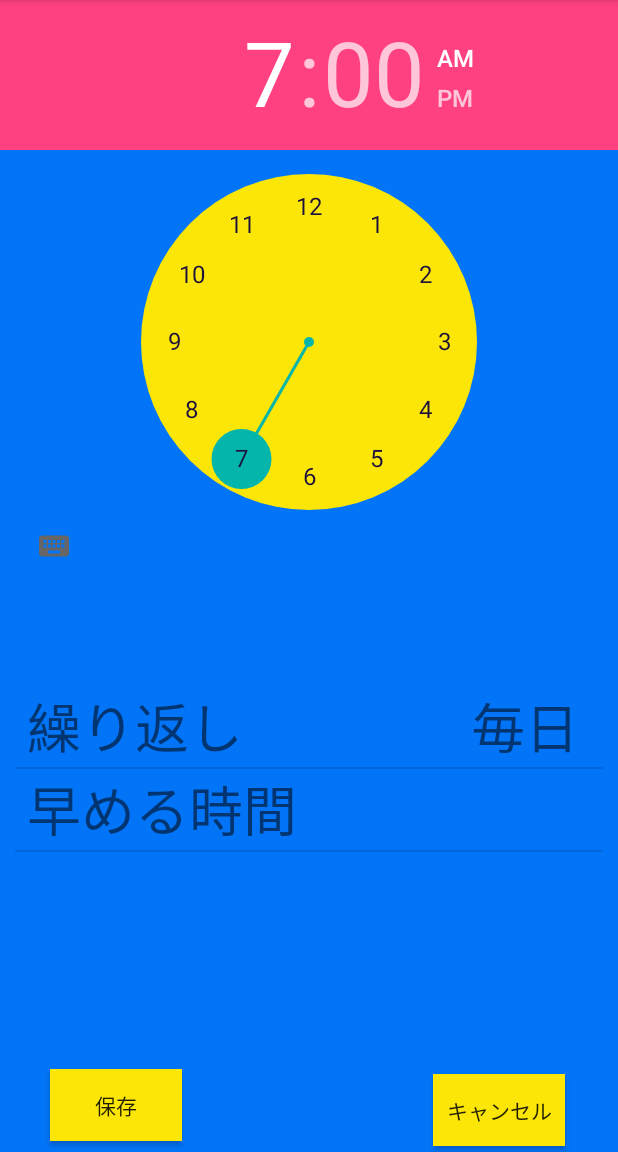
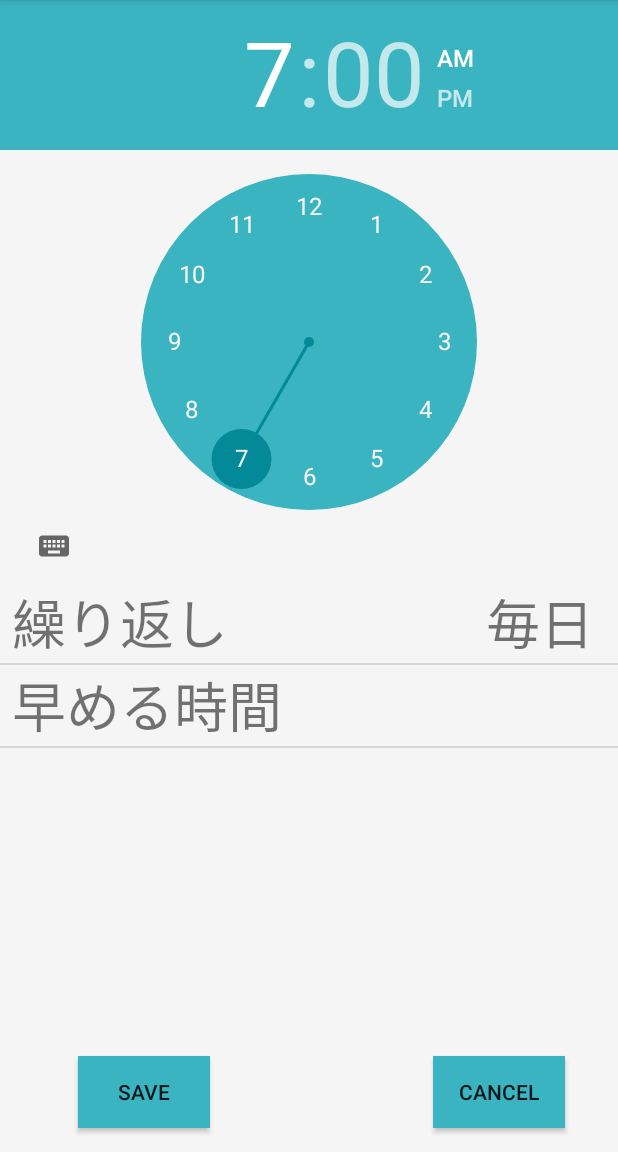
Before and after one commit to Team-TEMAEMISO/AlarmClock, an Android app: the SettingsActivity screen opened directly, with no data from a screen before it, on a phone screen of 412 x 824 dp, the part 84-1236 px from its top. Run offline under Robolectric (Android 15) with nearby library versions, the light colour scheme and no system bars.

Commit message:
配色変更

```diff
--- a/src/WeatherAlarm/app/src/main/res/layout/activity_alarm_settings.xml
+++ b/src/WeatherAlarm/app/src/main/res/layout/activity_alarm_settings.xml
@@ -4,7 +4,7 @@
     xmlns:tools="http://schemas.android.com/tools"
     android:layout_width="match_parent"
     android:layout_height="match_parent"
-    android:background="#0274F7"
+    android:background="#F6F5F5"
     android:orientation="vertical"
     android:weightSum="1"
     tools:layout_editor_absoluteX="0dp"
@@ -14,11 +14,11 @@
         android:id="@+id/save"
         android:layout_width="wrap_content"
         android:layout_height="wrap_content"
-        android:layout_marginBottom="7dp"
-        android:layout_marginLeft="30dp"
-        android:layout_marginStart="33dp"
-        android:background="#FBE608"
-        android:text="保存"
+        android:layout_marginBottom="16dp"
+        android:layout_marginLeft="52dp"
+        android:layout_marginStart="52dp"
+        android:background="#3BB4C1"
+        android:text="save"
         app:layout_constraintBottom_toBottomOf="parent"
         app:layout_constraintLeft_toLeftOf="parent"
         tools:layout_constraintBottom_creator="1"
@@ -26,66 +26,60 @@
 
     <Button
         android:id="@+id/cancel"
-        android:layout_width="wrap_content"
+        android:layout_width="88dp"
         android:layout_height="wrap_content"
-        android:layout_marginBottom="4dp"
+        android:layout_marginBottom="16dp"
         android:layout_marginEnd="35dp"
-        android:layout_marginRight="25dp"
-        android:background="#FBE608"
-        android:text="キャンセル"
+        android:background="#3BB4C1"
+        android:text="cancel"
         app:layout_constraintBottom_toBottomOf="parent"
         app:layout_constraintRight_toRightOf="parent"
         tools:layout_constraintBottom_creator="1"
         tools:layout_constraintRight_creator="1" />
 
 
+    <TimePicker
+        android:id="@+id/timePicker"
+        android:layout_width="wrap_content"
+        android:layout_height="wrap_content"
+        android:background="#F6F5F5"
+        android:headerBackground="#3BB4C1"
+        android:numbersBackgroundColor="#3BB4C1"
+        android:numbersInnerTextColor="#048998"
+        android:numbersSelectorColor="#048998"
+        android:numbersTextColor="#F6F5F5"
+        tools:layout_constraintLeft_creator="1"
+        tools:layout_constraintTop_creator="1"
+        tools:layout_editor_absoluteX="0dp"
+        tools:layout_editor_absoluteY="-10dp" />
+
     <ListView
         android:id="@+id/listView2"
-        android:layout_width="392dp"
-        android:layout_height="124dp"
-        android:layout_marginBottom="15dp"
-        android:layout_marginEnd="53dp"
-        android:layout_marginStart="53dp"
-        android:layout_marginTop="8dp"
-        android:background="#0274F7"
+        android:layout_width="0dp"
+        android:layout_height="112dp"
+        android:background="#F6F5F5"
         android:textColor="@android:color/background_light"
-        app:layout_constraintBottom_toTopOf="@+id/save"
         app:layout_constraintLeft_toLeftOf="parent"
         app:layout_constraintRight_toRightOf="parent"
         app:layout_constraintTop_toBottomOf="@+id/timePicker"
-        app:layout_constraintVertical_bias="0.347"
-        tools:layout_constraintBottom_creator="1"
         tools:layout_constraintLeft_creator="1"
         tools:layout_constraintRight_creator="1"
         tools:layout_constraintTop_creator="1" />
 
-    <TimePicker
-        android:id="@+id/timePicker"
-        android:layout_width="wrap_content"
-        android:layout_height="wrap_content"
-        android:background="#0274F7"
-        android:numbersBackgroundColor="#FBE608"
-        android:numbersInnerTextColor="#03B5AA"
-        android:numbersSelectorColor="#03B5AA"
-        android:numbersTextColor="#1D103D"
-        app:layout_constraintHorizontal_bias="0.0"
-        app:layout_constraintLeft_toLeftOf="parent"
-        app:layout_constraintRight_toRightOf="parent"
-        app:layout_constraintTop_toTopOf="parent" />
-
     <FrameLayout
         android:id="@+id/contents"
-        android:layout_width="0dp"
-        android:layout_height="0dp"
-        android:layout_marginEnd="6dp"
-        android:layout_marginStart="6dp"
+        android:layout_width="match_parent"
+        android:layout_height="match_parent"
+        android:layout_marginBottom="8dp"
+        android:layout_marginLeft="8dp"
+        android:layout_marginRight="8dp"
+        android:layout_marginTop="8dp"
         android:elevation="24dp"
         app:layout_constraintBottom_toBottomOf="parent"
         app:layout_constraintHorizontal_bias="0.0"
         app:layout_constraintLeft_toLeftOf="parent"
         app:layout_constraintRight_toRightOf="parent"
         app:layout_constraintTop_toTopOf="parent"
-        app:layout_constraintVertical_bias="0.0"
         tools:layout_constraintBottom_creator="1"
         tools:layout_constraintLeft_creator="1"
         tools:layout_constraintRight_creator="1"
--- a/src/WeatherAlarm/app/src/main/res/layout/fragment_wether_setting.xml
+++ b/src/WeatherAlarm/app/src/main/res/layout/fragment_wether_setting.xml
@@ -3,7 +3,7 @@
     xmlns:tools="http://schemas.android.com/tools"
     android:layout_width="match_parent"
     android:layout_height="match_parent"
-    android:background="#900274F7"
+    android:background="#B93BB4C1"
     android:clickable="true"
     android:elevation="1dp"
     tools:context=".RoopSettingFragment"
@@ -94,7 +94,7 @@
         android:layout_marginLeft="8dp"
         android:layout_marginRight="8dp"
         android:layout_marginTop="8dp"
-        android:background="#f0FBE608"
+        android:background="#f0048998"
         app:layout_constraintBottom_toTopOf="@+id/guideline6"
         app:layout_constraintHorizontal_bias="0.382"
         app:layout_constraintLeft_toLeftOf="@+id/guideline"
@@ -111,7 +111,7 @@
         android:layout_marginLeft="8dp"
         android:layout_marginRight="8dp"
         android:layout_marginTop="8dp"
-        android:background="#f0FBE608"
+        android:background="#f0048998"
         app:layout_constraintBottom_toTopOf="@+id/guideline6"
         app:layout_constraintLeft_toLeftOf="@+id/guideline9"
         app:layout_constraintRight_toLeftOf="@+id/guideline10"
@@ -126,7 +126,7 @@
         android:layout_marginLeft="8dp"
         android:layout_marginRight="8dp"
         android:layout_marginTop="8dp"
-        android:background="#f0FBE608"
+        android:background="#f0048998"
         app:layout_constraintBottom_toTopOf="@+id/guideline4"
         app:layout_constraintHorizontal_bias="0.382"
         app:layout_constraintLeft_toLeftOf="@+id/guideline"
@@ -142,7 +142,7 @@
         android:layout_marginLeft="8dp"
         android:layout_marginRight="8dp"
         android:layout_marginTop="8dp"
-        android:background="#f0FBE608"
+        android:background="#f0048998"
         app:layout_constraintBottom_toTopOf="@+id/guideline4"
         app:layout_constraintLeft_toLeftOf="@+id/guideline9"
         app:layout_constraintRight_toLeftOf="@+id/guideline10"
--- a/src/WeatherAlarm/app/src/main/res/layout/listview_alarm.xml
+++ b/src/WeatherAlarm/app/src/main/res/layout/listview_alarm.xml
@@ -4,7 +4,7 @@
     xmlns:tools="http://schemas.android.com/tools"
     android:layout_width="match_parent"
     android:layout_height="180dp"
-    android:background="#0274F7"
+    android:background="#3BB4C1"
     android:weightSum="1"
     tools:layout_editor_absoluteX="0dp"
     tools:layout_editor_absoluteY="81dp">
@@ -19,7 +19,7 @@
         android:gravity="top|left"
         android:text="TextView"
         android:textAppearance="@style/TextAppearance.AppCompat"
-        android:textColor="#FBE608"
+        android:textColor="#F6F5F5"
         android:textSize="85sp"
         app:layout_constraintLeft_toLeftOf="parent"
         app:layout_constraintTop_toTopOf="parent"
@@ -46,7 +46,7 @@
         android:layout_marginTop="4dp"
         android:gravity="center_horizontal"
         android:text="10"
-        android:textColor="@android:color/background_light"
+        android:textColor="#F6F5F5"
         android:textSize="30sp"
         app:layout_constraintBottom_toBottomOf="parent"
         app:layout_constraintLeft_toLeftOf="parent"
@@ -83,7 +83,7 @@
         android:layout_marginTop="4dp"
         android:gravity="center_horizontal"
         android:text="30"
-        android:textColor="@android:color/background_light"
+        android:textColor="#F6F5F5"
         android:textSize="30sp"
         app:layout_constraintBottom_toBottomOf="parent"
         app:layout_constraintLeft_toRightOf="@+id/SunnyNumber"
@@ -120,7 +120,7 @@
         android:layout_marginTop="4dp"
         android:gravity="center_horizontal"
         android:text="60"
-        android:textColor="@android:color/background_light"
+        android:textColor="#F6F5F5"
         android:textSize="30sp"
         app:layout_constraintBottom_toBottomOf="parent"
         app:layout_constraintLeft_toRightOf="@+id/CloudyNumber"
@@ -157,7 +157,7 @@
         android:layout_marginTop="4dp"
         android:gravity="center_horizontal"
         android:text="90"
-        android:textColor="@android:color/background_light"
+        android:textColor="#F6F5F5"
         android:textSize="30sp"
         app:layout_constraintBottom_toBottomOf="parent"
         app:layout_constraintLeft_toRightOf="@+id/RainyNumber"
```
